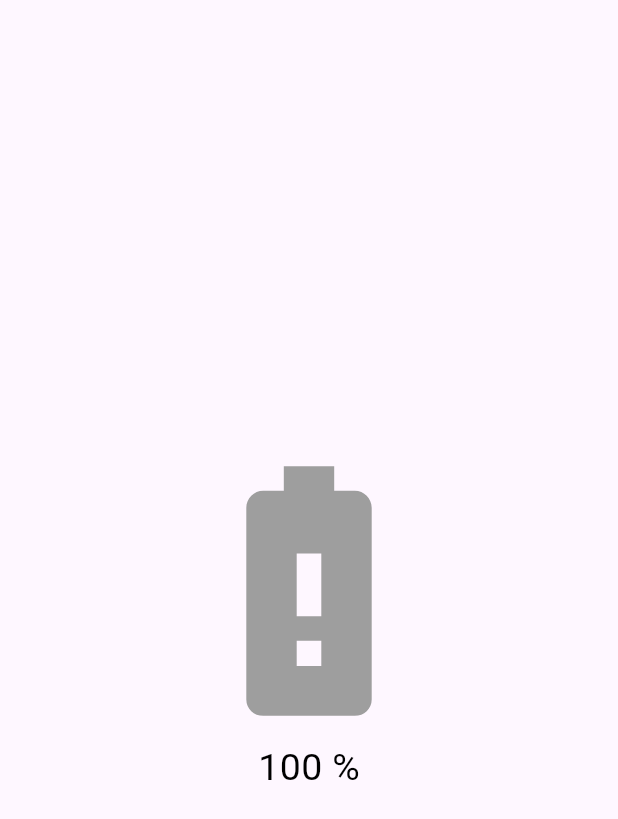
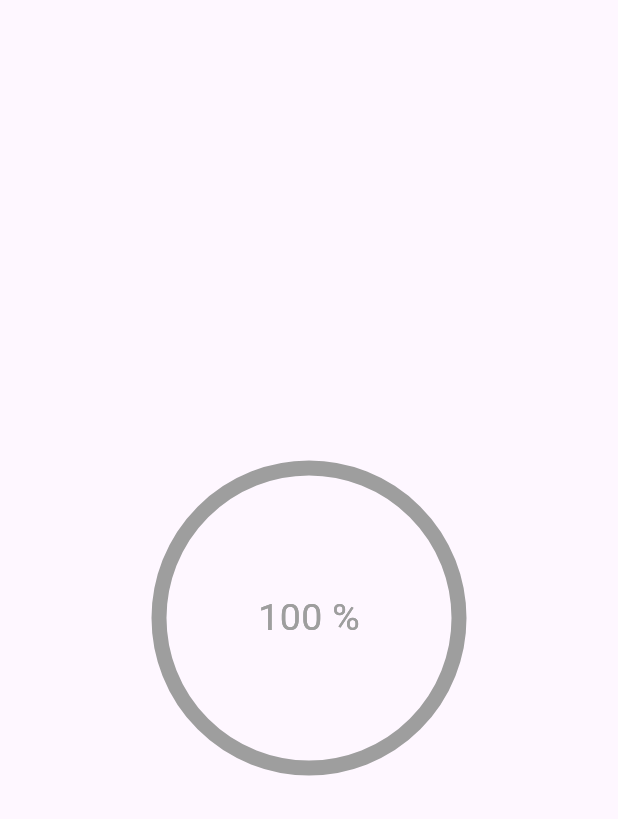
Before and after one commit to ItsJordanNL/battery-app, a Flutter app: the screen it shows after launch, on a phone screen of 412 x 824 dp. Shown: the top 819 px of the screen. Run offline on Flutter 3.47's test engine with Material 3 defaults, Android fonts, the phone set to English and light mode, and no system bars; our stand-ins replace battery_plus.

Commit message:
Batterijpercentage in cirkel

```diff
--- a/lib/main.dart
+++ b/lib/main.dart
@@ -1,4 +1,5 @@
 import 'dart:async';
+import 'dart:math';
 
 import 'package:flutter/material.dart';
 import 'package:battery_plus/battery_plus.dart';
@@ -10,7 +11,6 @@ void main() {
 class MyApp extends StatelessWidget {
   const MyApp({Key? key}) : super(key: key);
 
-  // This widget is the root of your application.
   @override
   Widget build(BuildContext context) {
     return MaterialApp(
@@ -67,50 +67,78 @@ class _MyHomePageState extends State<MyHomePage> {
   void dispose() {
     streamSubscription.cancel();
     timer.cancel();
-    super.dispose(); // Call the superclass dispose method
+    super.dispose();
   }
 
   Widget buildBattery(BatteryState state) {
+    Color textColor = Colors.black;
+
     switch (state) {
       case BatteryState.full:
-        return const SizedBox(
-          width: 200,
-          height: 200,
-          child: Icon(
-            Icons.battery_full,
-            size: 200,
-            color: Colors.green,
-          ),
-        );
+        textColor = Colors.green;
+        break;
       case BatteryState.charging:
-        return const SizedBox(
-          width: 200,
-          height: 200,
-          child:
-              Icon(Icons.battery_charging_full, size: 200, color: Colors.blue),
-        );
+        textColor = Colors.blue;
+        break;
       case BatteryState.discharging:
       default:
-        return const SizedBox(
-          width: 200,
-          height: 200,
-          child: Icon(Icons.battery_alert, size: 200, color: Colors.grey),
-        );
+        textColor = Colors.grey;
+        break;
     }
+
+    return Stack(
+      alignment: Alignment.center,
+      children: [
+        CustomPaint(
+          painter: CirclePainter(
+            color: textColor, // Adjusted to use textColor
+            batteryLevel: level.toDouble(),
+          ),
+          child: const SizedBox(
+            width: 200,
+            height: 200,
+          ),
+        ),
+        Column(
+          mainAxisAlignment: MainAxisAlignment.center,
+          children: [
+            Text(
+              '$level %',
+              style: TextStyle(
+                  color: textColor, fontSize: 25), // Adjusted to use textColor
+            ),
+          ],
+        ),
+      ],
+    );
   }
 
   @override
   Widget build(BuildContext context) {
+    Color textColor = Colors.black; // Default color
+    if (batteryState == BatteryState.full) {
+      textColor = Colors.green;
+    } else if (batteryState == BatteryState.charging) {
+      textColor = Colors.blue;
+    } else {
+      textColor = Colors.grey;
+    }
+
     return Scaffold(
       body: Center(
         child: Container(
-          child: Column(
-            mainAxisAlignment: MainAxisAlignment.center,
+          child: Stack(
+            alignment: Alignment.center,
             children: [
               buildBattery(batteryState),
-              Text(
-                '$level %',
-                style: const TextStyle(color: Colors.black, fontSize: 25),
+              Column(
+                mainAxisAlignment: MainAxisAlignment.center,
+                children: [
+                  Text(
+                    '$level %',
+                    style: TextStyle(color: textColor, fontSize: 25),
+                  ),
+                ],
               ),
             ],
           ),
@@ -119,3 +147,33 @@ class _MyHomePageState extends State<MyHomePage> {
     );
   }
 }
+
+class CirclePainter extends CustomPainter {
+  final Color color;
+  final double batteryLevel;
+
+  CirclePainter({required this.color, required this.batteryLevel});
+
+  @override
+  void paint(Canvas canvas, Size size) {
+    final paint = Paint()
+      ..color = color
+      ..strokeWidth = 10
+      ..style = PaintingStyle.stroke;
+
+    final sweepAngle = 360.0 * (batteryLevel / 100); // Adjusted here
+
+    canvas.drawArc(
+      Rect.fromCircle(center: size.center(Offset.zero), radius: size.width / 2),
+      -90.0 * (pi / 180), // startAngle
+      sweepAngle * (pi / 180), // sweepAngle
+      false,
+      paint,
+    );
+  }
+
+  @override
+  bool shouldRepaint(covariant CustomPainter oldDelegate) {
+    return false;
+  }
+}
```
